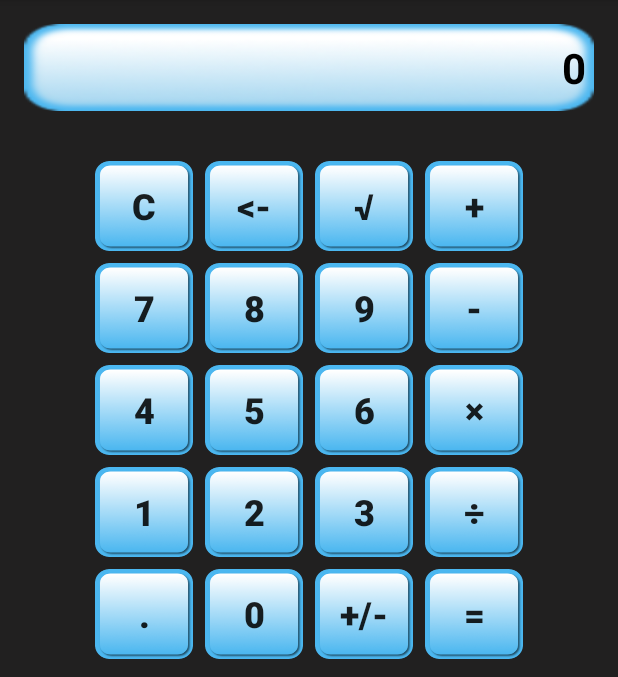
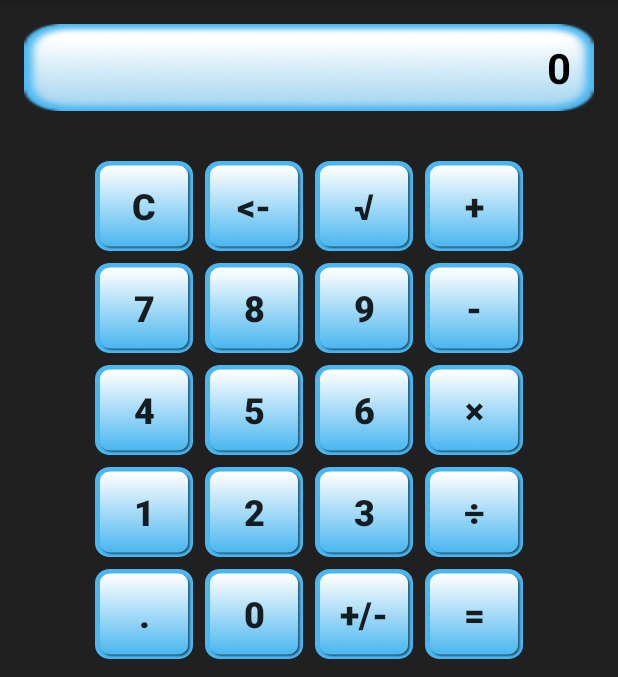
Before and after one commit to szczypiorofix/kalkulator-android, an Android app: the screen it shows after launch (MainActivity), after a tap on an icon or button, on a phone screen of 412 x 824 dp, the part 84-761 px from its top. Run offline under Robolectric (Android 15) with nearby library versions, the phone set to English and light mode, and no system bars.

Commit message:
Poprawki w prezetacji wyniku.

```diff
--- a/app/src/main/res/layout/activity_main.xml
+++ b/app/src/main/res/layout/activity_main.xml
@@ -30,8 +30,9 @@
             android:gravity="center|right"
             android:background="@drawable/textfield"
             android:textColor="#000000"
-            android:padding="5dp"
-            android:maxLength="15" />
+            android:maxLength="15"
+            android:paddingRight="15dp"
+            android:paddingLeft="5dp" />
         <TextView
             android:layout_width="fill_parent"
             android:layout_height="wrap_content"
--- a/build.gradle
+++ b/build.gradle
@@ -5,7 +5,7 @@ buildscript {
         jcenter()
     }
     dependencies {
-        classpath 'com.android.tools.build:gradle:2.0.0'
+        classpath 'com.android.tools.build:gradle:2.2.2'
 
         // NOTE: Do not place your application dependencies here; they belong
         // in the individual module build.gradle files
```
Also changed, not shown: gradle/wrapper/gradle-wrapper.properties.
